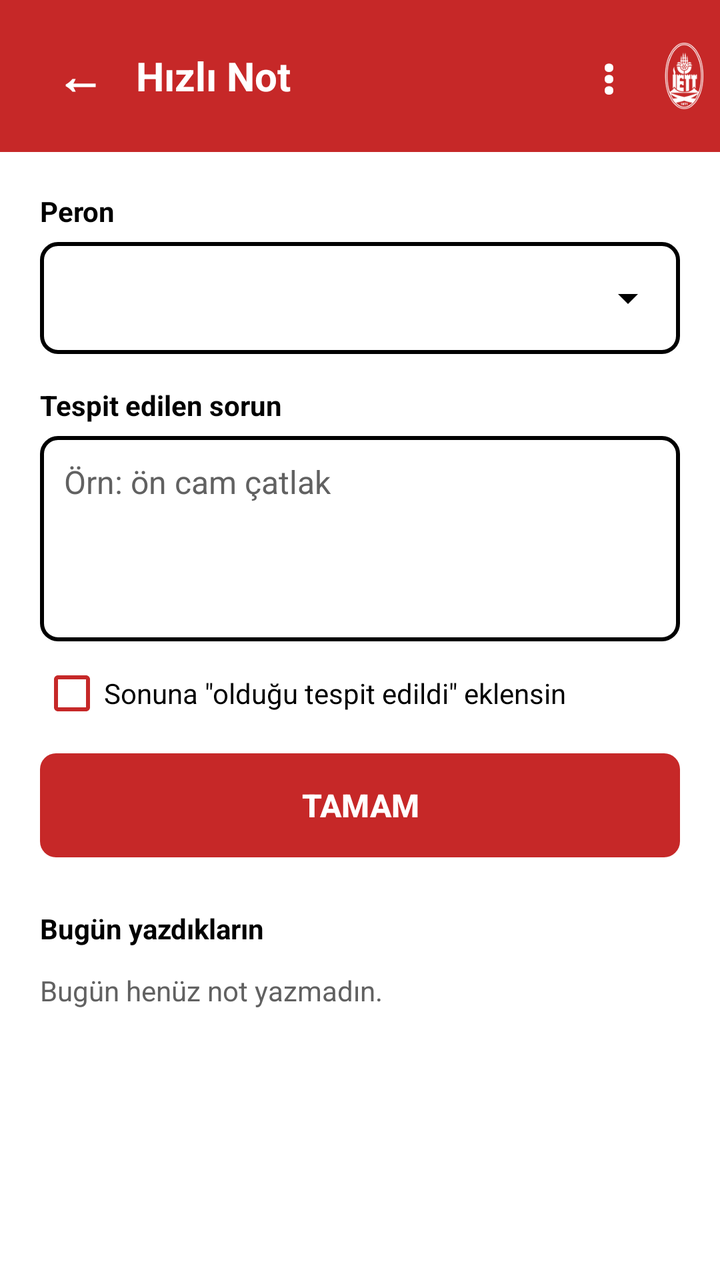
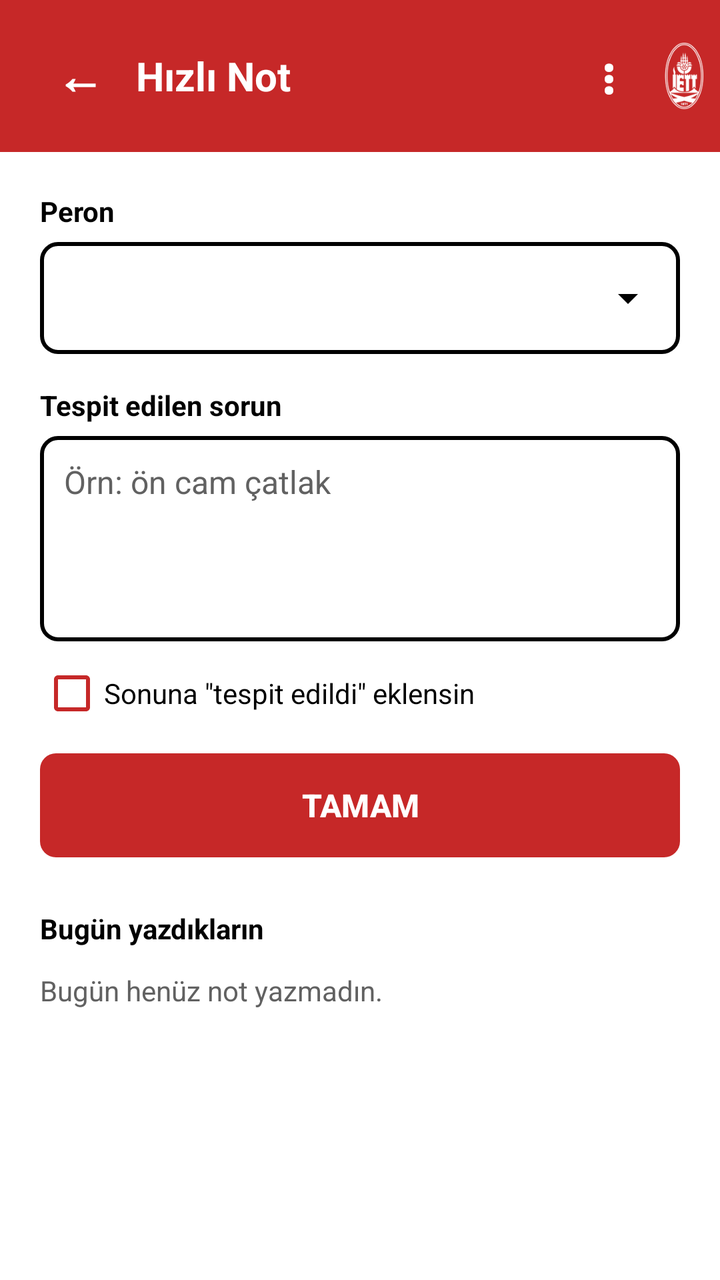

Screens rendered from an Android XML layout before and after an edit, with the pre-edit source and the edit as a unified diff.
<!-- AndroidManifest.xml: application theme AppTheme -->
<!-- res/layout/activity_hizli_not.xml -->
<?xml version="1.0" encoding="utf-8"?>
<LinearLayout xmlns:android="http://schemas.android.com/apk/res/android"
    android:layout_width="match_parent"
    android:layout_height="match_parent"
    android:background="@color/kirmizi"
    android:fitsSystemWindows="true"
    android:orientation="vertical">

    <LinearLayout style="@style/Baslik">
        <TextView
            android:id="@+id/btnGeri"
            style="@style/BaslikButon"
            android:layout_marginEnd="4dp"
            android:contentDescription="Geri"
            android:text="←" />
        <TextView
            style="@style/BaslikYazi"
            android:text="Hızlı Not" />
        <TextView
            android:id="@+id/btnTesis"
            style="@style/BaslikButon"
            android:contentDescription="Tesis adını değiştir"
            android:text="⋮" />
        <ImageView
            style="@style/BaslikLogo"
            android:contentDescription="İETT" />
    </LinearLayout>

    <ScrollView
        android:layout_width="match_parent"
        android:layout_height="0dp"
        android:layout_weight="1"
        android:background="@color/beyaz"
        android:fillViewport="true">

        <LinearLayout
            android:layout_width="match_parent"
            android:layout_height="wrap_content"
            android:orientation="vertical"
            android:padding="20dp">

            <TextView
                style="@style/Etiket"
                android:layout_marginTop="0dp"
                android:text="Peron" />

            <FrameLayout
                android:layout_width="match_parent"
                android:layout_height="56dp"
                android:background="@drawable/kutu_giris"
                android:padding="2dp">

                <Spinner
                    android:id="@+id/spPeron"
                    android:layout_width="match_parent"
                    android:layout_height="match_parent"
                    android:backgroundTint="@color/siyah"
                    android:spinnerMode="dialog" />
            </FrameLayout>

            <TextView
                style="@style/Etiket"
                android:text="Tespit edilen sorun" />

            <EditText
                android:id="@+id/etSorun"
                android:layout_width="match_parent"
                android:layout_height="wrap_content"
                android:background="@drawable/kutu_giris"
                android:gravity="top|start"
                android:hint="Örn: ön cam çatlak"
                android:inputType="textMultiLine|textCapSentences"
                android:minLines="4"
                android:padding="12dp"
                android:textColor="@color/siyah"
                android:textColorHint="@color/gri"
                android:textSize="16sp" />

            <CheckBox
                android:id="@+id/cbOtoCumle"
                android:layout_width="match_parent"
                android:layout_height="wrap_content"
                android:layout_marginTop="10dp"
                android:buttonTint="@color/kirmizi"
                android:text="Sonuna &quot;olduğu tespit edildi&quot; eklensin"
                android:textColor="@color/siyah"
                android:textSize="14sp" />

            <Button
                android:id="@+id/btnTamam"
                style="@style/AnaButon"
                android:layout_width="match_parent"
                android:layout_marginTop="14dp"
                android:text="TAMAM" />

            
            <LinearLayout
                android:id="@+id/kutuSonuc"
                android:layout_width="match_parent"
                android:layout_height="wrap_content"
                android:orientation="vertical"
                android:visibility="gone">

                <TextView
                    style="@style/Etiket"
                    android:text="Hazır metin" />

                <TextView
                    android:id="@+id/tvSonuc"
                    android:layout_width="match_parent"
                    android:layout_height="wrap_content"
                    android:background="@drawable/kutu_sonuc"
                    android:lineSpacingExtra="4dp"
                    android:padding="16dp"
                    android:textColor="@color/siyah"
                    android:textIsSelectable="true"
                    android:textSize="17sp" />

                <Button
                    android:id="@+id/btnKopyala"
                    style="@style/AnaButon"
                    android:layout_width="match_parent"
                    android:layout_marginTop="12dp"
                    android:text="KOPYALA" />

                <LinearLayout
                    android:layout_width="match_parent"
                    android:layout_height="wrap_content"
                    android:layout_marginTop="10dp"
                    android:orientation="horizontal">

                    <Button
                        android:id="@+id/btnPaylas"
                        style="@style/IkinciButon"
                        android:layout_width="0dp"
                        android:layout_weight="1"
                        android:text="Paylaş" />

                    <Button
                        android:id="@+id/btnYeni"
                        style="@style/IkinciButon"
                        android:layout_width="0dp"
                        android:layout_marginStart="10dp"
                        android:layout_weight="1"
                        android:text="Yeni not" />
                </LinearLayout>
            </LinearLayout>

            <TextView
                android:id="@+id/tvGecmisBaslik"
                style="@style/Etiket"
                android:layout_marginTop="26dp"
                android:text="Bugün yazdıkların" />

            <LinearLayout
                android:id="@+id/gecmisListesi"
                android:layout_width="match_parent"
                android:layout_height="wrap_content"
                android:orientation="vertical" />

            <TextView
                android:id="@+id/tvGecmisBos"
                android:layout_width="match_parent"
                android:layout_height="wrap_content"
                android:paddingTop="6dp"
                android:text="Bugün henüz not yazmadın."
                android:textColor="@color/gri"
                android:textSize="14sp" />
        </LinearLayout>
    </ScrollView>
</LinearLayout>
<!-- resources referenced by this layout -->
<resources>
  <color name="beyaz">#FFFFFF</color>
  <color name="gri">#616161</color>
  <color name="kirmizi">#C62828</color>
  <color name="siyah">#000000</color>
  <!-- drawable kutu_giris (drawable) -->
  <?xml version="1.0" encoding="utf-8"?>
  <shape xmlns:android="http://schemas.android.com/apk/res/android"
      android:shape="rectangle">
      <solid android:color="@color/beyaz" />
      <stroke android:width="2dp" android:color="@color/siyah" />
      <corners android:radius="8dp" />
  </shape>
  <!-- drawable kutu_sonuc (drawable) -->
  <?xml version="1.0" encoding="utf-8"?>
  <shape xmlns:android="http://schemas.android.com/apk/res/android"
      android:shape="rectangle">
      <solid android:color="@color/kirmizi_acik" />
      <stroke android:width="2dp" android:color="@color/kirmizi" />
      <corners android:radius="8dp" />
  </shape>
  <style name="Baslik">
          <item name="android:layout_width">match_parent</item>
          <item name="android:layout_height">wrap_content</item>
          <item name="android:background">@color/kirmizi</item>
          <item name="android:paddingStart">16dp</item>
          <item name="android:paddingEnd">8dp</item>
          <item name="android:paddingTop">14dp</item>
          <item name="android:paddingBottom">14dp</item>
          <item name="android:orientation">horizontal</item>
          <item name="android:gravity">center_vertical</item>
      </style>
  <style name="BaslikLogo">
          <item name="android:layout_width">wrap_content</item>
          <item name="android:layout_height">34dp</item>
          <item name="android:layout_marginStart">4dp</item>
          <item name="android:adjustViewBounds">true</item>
          <item name="android:src">@drawable/logo_iett</item>
          <item name="android:tint">@color/beyaz</item>
      </style>
  <style name="BaslikYazi">
          <item name="android:layout_width">0dp</item>
          <item name="android:layout_height">wrap_content</item>
          <item name="android:layout_weight">1</item>
          <item name="android:textColor">@color/beyaz</item>
          <item name="android:textSize">20sp</item>
          <item name="android:textStyle">bold</item>
          <item name="android:maxLines">1</item>
          <item name="android:ellipsize">end</item>
      </style>
  <style name="Etiket">
          <item name="android:layout_width">wrap_content</item>
          <item name="android:layout_height">wrap_content</item>
          <item name="android:textColor">@color/siyah</item>
          <item name="android:textSize">14sp</item>
          <item name="android:textStyle">bold</item>
          <item name="android:layout_marginTop">16dp</item>
          <item name="android:layout_marginBottom">6dp</item>
      </style>
  <color name="kirmizi_acik">#FDECEC</color>
  <!-- drawable buton_kirmizi (drawable) -->
  <?xml version="1.0" encoding="utf-8"?>
  <ripple xmlns:android="http://schemas.android.com/apk/res/android"
      android:color="#40FFFFFF">
      <item>
          <shape android:shape="rectangle">
              <solid android:color="@color/kirmizi" />
              <corners android:radius="8dp" />
          </shape>
      </item>
  </ripple>
  <!-- drawable buton_cerceve (drawable) -->
  <?xml version="1.0" encoding="utf-8"?>
  <ripple xmlns:android="http://schemas.android.com/apk/res/android"
      android:color="#30C62828">
      <item>
          <shape android:shape="rectangle">
              <solid android:color="@color/beyaz" />
              <stroke android:width="2dp" android:color="@color/kirmizi" />
              <corners android:radius="8dp" />
          </shape>
      </item>
  </ripple>
  <color name="kirmizi_koyu">#8E0000</color>
  <style name="DialogTheme" parent="android:Theme.Material.Light.Dialog.Alert">
          <item name="android:colorAccent">@color/kirmizi</item>
          <item name="android:textColorPrimary">@color/siyah</item>
      </style>
  <!-- unchanged entries left out for length: 5 -->
</resources>

<!-- the commit's change to res/layout/activity_hizli_not.xml (unified diff, before → after) -->
@@ -82,7 +82,7 @@
                 android:layout_height="wrap_content"
                 android:layout_marginTop="10dp"
                 android:buttonTint="@color/kirmizi"
-                android:text="Sonuna &quot;olduğu tespit edildi&quot; eklensin"
+                android:text="Sonuna &quot;tespit edildi&quot; eklensin"
                 android:textColor="@color/siyah"
                 android:textSize="14sp" />
 
